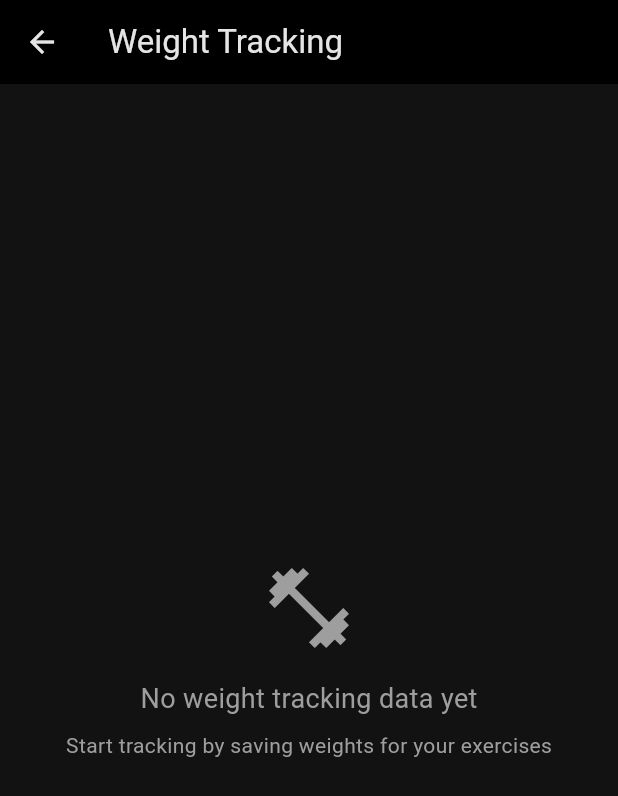
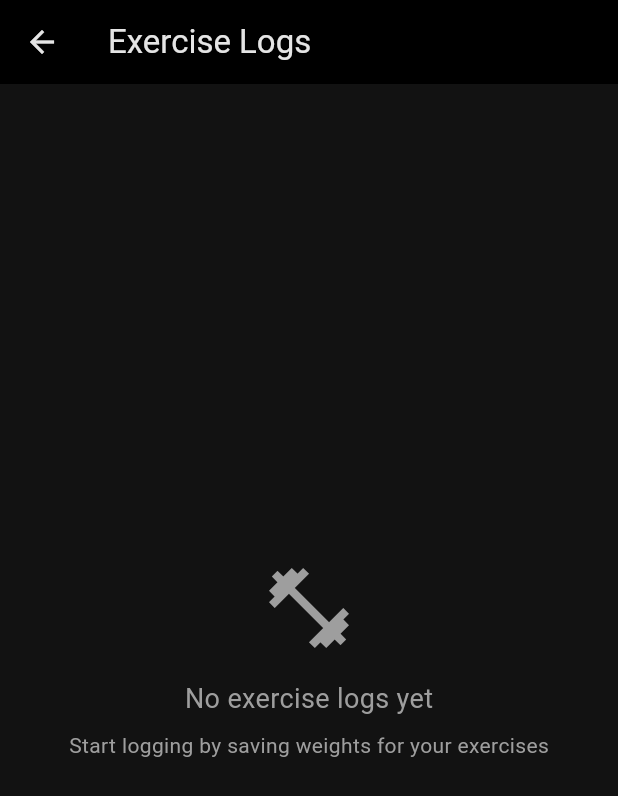
Before and after one commit to xDeZex/universal, a Flutter app: the WeightTrackingScreen screen opened directly, on a phone screen of 412 x 824 dp. Shown: the top 796 px of the screen. Run offline on Flutter 3.47's test engine with Material 3 defaults, Android fonts, the phone set to English and light mode, and no system bars; our stand-ins replace shared_preferences; accounts and stored records are empty.

Commit message:
refactor: rename Weight Tracking tab to Exercise Logs
- Updated bottom navigation label from "Weight Tracking" to "Exercise Logs"
- Changed app bar title and empty state text to match new naming
- Updated all tests to use new tab name and content expectations
- The new name better reflects the comprehensive logging functionality

🤖 Generated with [Claude Code](https://claude.ai/code)

Co-Authored-By: Claude <noreply@anthropic.com>

```diff
--- a/lib/screens/main_screen.dart
+++ b/lib/screens/main_screen.dart
@@ -73,7 +73,7 @@ class _MainScreenState extends State<MainScreen> {
           ),
           BottomNavigationBarItem(
             icon: Icon(Icons.trending_up),
-            label: 'Weight Tracking',
+            label: 'Exercise Logs',
           ),
         ],
       ),
--- a/lib/screens/weight_tracking_screen.dart
+++ b/lib/screens/weight_tracking_screen.dart
@@ -21,7 +21,7 @@ class WeightTrackingScreen extends StatelessWidget {
 
   PreferredSizeWidget _buildAppBar(BuildContext context) {
     return AppBar(
-      title: const Text('Weight Tracking'),
+      title: const Text('Exercise Logs'),
       backgroundColor: Theme.of(context).colorScheme.inversePrimary,
     );
   }
@@ -48,7 +48,7 @@ class WeightTrackingScreen extends StatelessWidget {
           ),
           SizedBox(height: 16),
           Text(
-            'No weight tracking data yet',
+            'No exercise logs yet',
             style: TextStyle(
               fontSize: 18,
               color: Colors.grey,
@@ -56,7 +56,7 @@ class WeightTrackingScreen extends StatelessWidget {
           ),
           SizedBox(height: 8),
           Text(
-            'Start tracking by saving weights for your exercises',
+            'Start logging by saving weights for your exercises',
             style: TextStyle(
               color: Colors.grey,
             ),
```
Also changed, not shown: .claude/settings.local.json, 1 other file.
